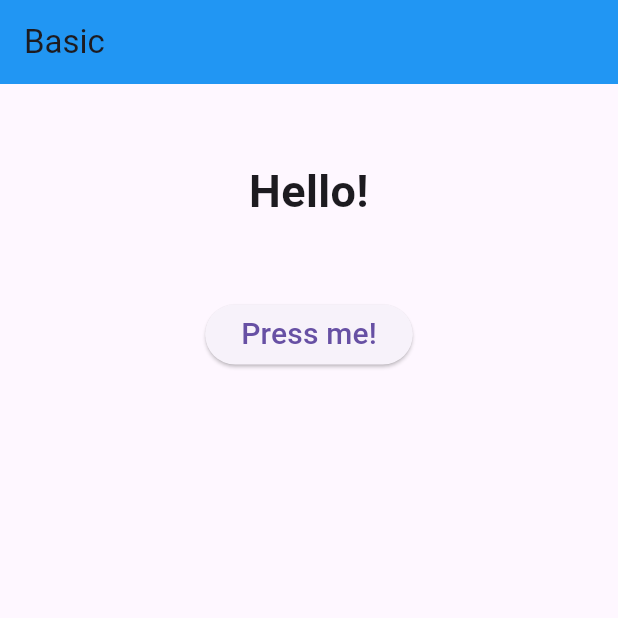
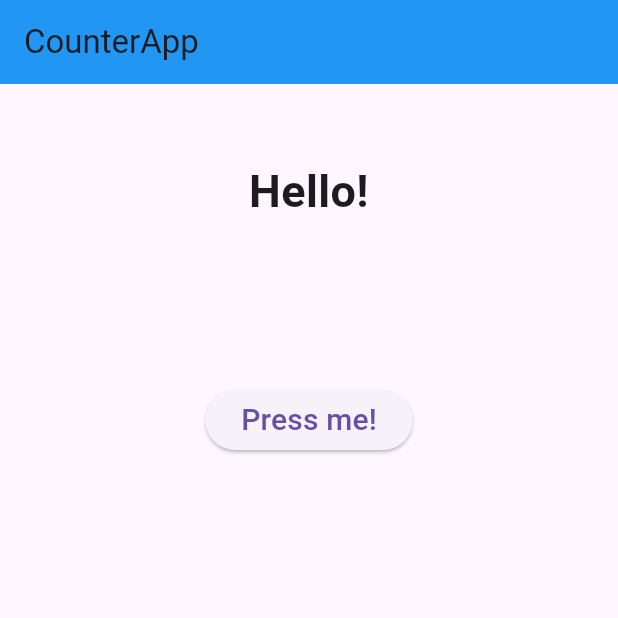
Before and after one commit to AyushSingh4321/counter-app, a Flutter app: the screen it shows after launch, on a phone screen of 412 x 824 dp, the top half of it. Run offline on Flutter 3.47's test engine with Material 3 defaults, Android fonts, the phone set to English and light mode, and no system bars.

```diff
--- a/lib/main.dart
+++ b/lib/main.dart
@@ -29,11 +29,19 @@ class BasicState extends State<Basic> {
     return MaterialApp(
         home: Scaffold(
             appBar: AppBar(
-              title: Text('Basic'),
+              title: Text('CounterApp'),
               backgroundColor: Colors.blue,
             ),
             body: Column(
-              children: [Tex(text), TextControl(change)],
+              children: [
+                Container(
+                    width: double.infinity,
+                    // height: EdgeInsets.only(bottom: 10),
+                   height: 200,
+                    child: Tex(text)),
+                    // SizedBox(height: 100,),
+                TextControl(change),
+              ],
             )));
   }
 }
```
